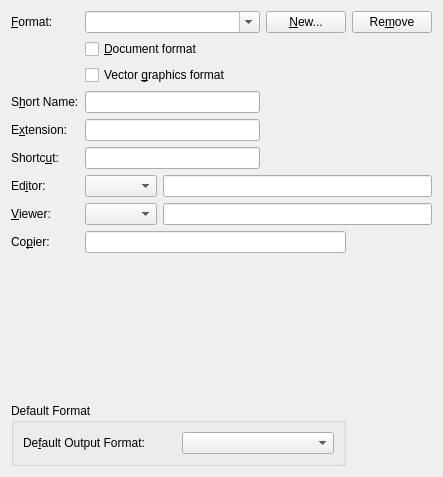
Old version of the form src/frontends/qt4/ui/PrefFileformatsUi.ui in the repository cburschka/lyx.
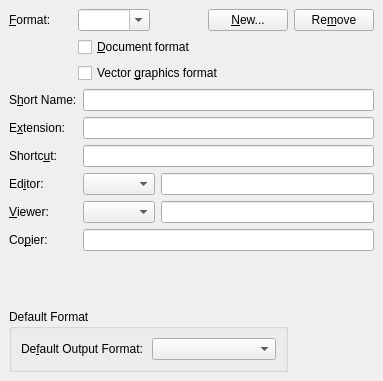
New version of the form.

The edit to the form file:
```diff
--- a/src/frontends/qt4/ui/PrefFileformatsUi.ui
+++ b/src/frontends/qt4/ui/PrefFileformatsUi.ui
@@ -1,172 +1,26 @@
 <?xml version="1.0" encoding="UTF-8"?>
 <ui version="4.0">
  <class>PrefFileformatsUi</class>
- <widget class="QWidget" name="PrefFileformatsUi">
-  <property name="geometry">
+ <widget class="QWidget" name="PrefFileformatsUi" >
+  <property name="geometry" >
    <rect>
     <x>0</x>
     <y>0</y>
-    <width>443</width>
-    <height>477</height>
+    <width>383</width>
+    <height>381</height>
    </rect>
   </property>
   <property name="windowTitle">
    <string/>
   </property>
-  <layout class="QGridLayout" name="gridLayout">
-   <item row="0" column="0">
-    <widget class="QLabel" name="formatsLA">
-     <property name="text">
-      <string>&amp;Format:</string>
-     </property>
-     <property name="buddy">
-      <cstring>formatsCB</cstring>
-     </property>
-    </widget>
-   </item>
-   <item row="0" column="1">
-    <widget class="QComboBox" name="formatsCB">
-     <property name="sizePolicy">
-      <sizepolicy hsizetype="Expanding" vsizetype="Fixed">
-       <horstretch>0</horstretch>
-       <verstretch>0</verstretch>
-      </sizepolicy>
-     </property>
-     <property name="editable">
-      <bool>true</bool>
-     </property>
-     <property name="maxVisibleItems">
-      <number>20</number>
-     </property>
-     <property name="insertPolicy">
-      <enum>QComboBox::InsertAtCurrent</enum>
-     </property>
-     <property name="minimumContentsLength">
-      <number>1</number>
-     </property>
-    </widget>
-   </item>
-   <item row="0" column="2">
-    <widget class="QPushButton" name="formatNewPB">
-     <property name="text">
-      <string>&amp;New...</string>
-     </property>
-    </widget>
-   </item>
-   <item row="0" column="3">
-    <widget class="QPushButton" name="formatRemovePB">
-     <property name="text">
-      <string>Re&amp;move</string>
-     </property>
-    </widget>
-   </item>
-   <item row="1" column="1" colspan="2">
-    <widget class="QCheckBox" name="documentCB">
-     <property name="text">
-      <string>&amp;Document format</string>
-     </property>
-    </widget>
-   </item>
-   <item row="2" column="1" colspan="2">
-    <widget class="QCheckBox" name="vectorCB">
-     <property name="text">
-      <string>Vector &amp;graphics format</string>
-     </property>
-    </widget>
-   </item>
-   <item row="3" column="0">
-    <widget class="QLabel" name="formatLA">
-     <property name="text">
-      <string>S&amp;hort Name:</string>
-     </property>
-     <property name="buddy">
-      <cstring>formatED</cstring>
-     </property>
-    </widget>
-   </item>
-   <item row="3" column="1">
-    <widget class="QLineEdit" name="formatED"/>
-   </item>
-   <item row="4" column="0">
-    <widget class="QLabel" name="extensionLA">
-     <property name="text">
-      <string>E&amp;xtension:</string>
-     </property>
-     <property name="buddy">
-      <cstring>extensionED</cstring>
-     </property>
-    </widget>
-   </item>
-   <item row="4" column="1">
-    <widget class="QLineEdit" name="extensionED"/>
-   </item>
-   <item row="5" column="0">
-    <widget class="QLabel" name="shortcutLA">
-     <property name="text">
-      <string>Shortc&amp;ut:</string>
-     </property>
-     <property name="buddy">
-      <cstring>shortcutED</cstring>
-     </property>
-    </widget>
-   </item>
-   <item row="5" column="1">
-    <widget class="QLineEdit" name="shortcutED"/>
-   </item>
-   <item row="6" column="0">
-    <widget class="QLabel" name="editorLA">
-     <property name="text">
-      <string>Ed&amp;itor:</string>
-     </property>
-     <property name="buddy">
-      <cstring>editorCO</cstring>
-     </property>
-    </widget>
-   </item>
-   <item row="6" column="1" colspan="3">
-    <layout class="QHBoxLayout" name="horizontalLayout_2">
-     <item>
-      <widget class="QComboBox" name="editorCO"/>
-     </item>
-     <item>
-      <widget class="QLineEdit" name="editorED"/>
-     </item>
-    </layout>
-   </item>
-   <item row="7" column="0">
-    <widget class="QLabel" name="viewerLA">
-     <property name="text">
-      <string>&amp;Viewer:</string>
-     </property>
-     <property name="buddy">
-      <cstring>viewerCO</cstring>
-     </property>
-    </widget>
-   </item>
-   <item row="7" column="1" colspan="3">
-    <layout class="QHBoxLayout" name="horizontalLayout">
-     <item>
-      <widget class="QComboBox" name="viewerCO"/>
-     </item>
-     <item>
-      <widget class="QLineEdit" name="viewerED"/>
-     </item>
-    </layout>
-   </item>
-   <item row="8" column="0">
-    <widget class="QLabel" name="label">
-     <property name="text">
-      <string>Co&amp;pier:</string>
-     </property>
-     <property name="buddy">
-      <cstring>copierED</cstring>
-     </property>
-    </widget>
-   </item>
-   <item row="8" column="1" colspan="2">
-    <widget class="QLineEdit" name="copierED"/>
-   </item>
-   <item row="9" column="1">
+  <layout class="QGridLayout" >
+   <property name="margin" >
+    <number>9</number>
+   </property>
+   <property name="spacing" >
+    <number>6</number>
+   </property>
+   <item row="4" column="1" >
     <spacer>
      <property name="orientation">
       <enum>Qt::Vertical</enum>
@@ -179,9 +33,123 @@
      </property>
     </spacer>
    </item>
-   <item row="10" column="0" colspan="3">
-    <widget class="QGroupBox" name="defaultFormatGB">
-     <property name="toolTip">
+   <item row="3" column="0" colspan="4" >
+    <layout class="QGridLayout" >
+     <property name="margin" >
+      <number>0</number>
+     </property>
+     <property name="spacing" >
+      <number>6</number>
+     </property>
+     <item row="1" column="1" >
+      <widget class="QLineEdit" name="extensionED" />
+     </item>
+     <item row="3" column="0" >
+      <widget class="QLabel" name="editorLA" >
+       <property name="text" >
+        <string>Ed&amp;itor:</string>
+       </property>
+       <property name="buddy" >
+        <cstring>editorCO</cstring>
+       </property>
+      </widget>
+     </item>
+     <item row="5" column="0" >
+      <widget class="QLabel" name="label" >
+       <property name="text" >
+        <string>Co&amp;pier:</string>
+       </property>
+       <property name="buddy" >
+        <cstring>copierED</cstring>
+       </property>
+      </widget>
+     </item>
+     <item row="2" column="0" >
+      <widget class="QLabel" name="shortcutLA" >
+       <property name="text" >
+        <string>Shortc&amp;ut:</string>
+       </property>
+       <property name="buddy" >
+        <cstring>shortcutED</cstring>
+       </property>
+      </widget>
+     </item>
+     <item row="0" column="0" >
+      <widget class="QLabel" name="formatLA" >
+       <property name="text" >
+        <string>S&amp;hort Name:</string>
+       </property>
+       <property name="buddy" >
+        <cstring>formatED</cstring>
+       </property>
+      </widget>
+     </item>
+     <item row="2" column="1" >
+      <widget class="QLineEdit" name="shortcutED" />
+     </item>
+     <item row="5" column="1" >
+      <widget class="QLineEdit" name="copierED" />
+     </item>
+     <item row="4" column="0" >
+      <widget class="QLabel" name="viewerLA" >
+       <property name="text" >
+        <string>&amp;Viewer:</string>
+       </property>
+       <property name="buddy" >
+        <cstring>viewerCO</cstring>
+       </property>
+      </widget>
+     </item>
+     <item row="1" column="0" >
+      <widget class="QLabel" name="extensionLA" >
+       <property name="text" >
+        <string>E&amp;xtension:</string>
+       </property>
+       <property name="buddy" >
+        <cstring>extensionED</cstring>
+       </property>
+      </widget>
+     </item>
+     <item row="4" column="1" >
+      <layout class="QHBoxLayout" >
+       <property name="margin" >
+        <number>0</number>
+       </property>
+       <property name="spacing" >
+        <number>6</number>
+       </property>
+       <item>
+        <widget class="QComboBox" name="viewerCO" />
+       </item>
+       <item>
+        <widget class="QLineEdit" name="viewerED" />
+       </item>
+      </layout>
+     </item>
+     <item row="0" column="1" >
+      <widget class="QLineEdit" name="formatED" />
+     </item>
+     <item row="3" column="1" >
+      <layout class="QHBoxLayout" >
+       <property name="margin" >
+        <number>0</number>
+       </property>
+       <property name="spacing" >
+        <number>6</number>
+       </property>
+       <item>
+        <widget class="QComboBox" name="editorCO" />
+       </item>
+       <item>
+        <widget class="QLineEdit" name="editorED" />
+       </item>
+      </layout>
+     </item>
+    </layout>
+   </item>
+   <item row="5" column="0" colspan="3" >
+    <widget class="QGroupBox" name="defaultFormatGB" >
+     <property name="toolTip" >
       <string>Specify the default output format when using (PDF)LaTeX</string>
      </property>
      <property name="title">
@@ -190,16 +158,16 @@
      <property name="flat">
       <bool>true</bool>
      </property>
-     <layout class="QGridLayout">
-      <property name="margin">
+     <layout class="QGridLayout" >
+      <property name="margin" >
        <number>9</number>
       </property>
-      <property name="spacing">
+      <property name="spacing" >
        <number>6</number>
       </property>
-      <item row="0" column="0">
-       <widget class="QLabel" name="defaultFormatLA">
-        <property name="text">
+      <item row="0" column="0" >
+       <widget class="QLabel" name="defaultFormatLA" >
+        <property name="text" >
          <string>De&amp;fault Output Format:</string>
         </property>
         <property name="buddy">
@@ -207,12 +175,74 @@
         </property>
        </widget>
       </item>
-      <item row="0" column="1">
-       <widget class="QComboBox" name="defaultFormatCB"/>
+      <item row="0" column="1" >
+       <widget class="QComboBox" name="defaultFormatCB" />
       </item>
      </layout>
     </widget>
    </item>
+   <item row="2" column="1" colspan="2" >
+    <widget class="QCheckBox" name="vectorCB" >
+     <property name="text" >
+      <string>Vector &amp;graphics format</string>
+     </property>
+    </widget>
+   </item>
+   <item row="1" column="1" colspan="2" >
+    <widget class="QCheckBox" name="documentCB" >
+     <property name="text" >
+      <string>&amp;Document format</string>
+     </property>
+    </widget>
+   </item>
+   <item row="0" column="3" >
+    <widget class="QPushButton" name="formatRemovePB" >
+     <property name="text" >
+      <string>Re&amp;move</string>
+     </property>
+    </widget>
+   </item>
+   <item row="0" column="2" >
+    <widget class="QPushButton" name="formatNewPB" >
+     <property name="text" >
+      <string>&amp;New...</string>
+     </property>
+    </widget>
+   </item>
+   <item row="0" column="1" >
+    <widget class="QComboBox" name="formatsCB" >
+     <property name="sizePolicy" >
+      <sizepolicy>
+       <hsizetype>0</hsizetype>
+       <vsizetype>0</vsizetype>
+       <horstretch>0</horstretch>
+       <verstretch>0</verstretch>
+      </sizepolicy>
+     </property>
+     <property name="editable" >
+      <bool>true</bool>
+     </property>
+     <property name="maxVisibleItems" >
+      <number>20</number>
+     </property>
+     <property name="insertPolicy" >
+      <enum>QComboBox::InsertAtCurrent</enum>
+     </property>
+     <property name="minimumContentsLength" >
+      <number>1</number>
+     </property>
+    </widget>
+   </item>
+   <item row="0" column="0" >
+    <widget class="QLabel" name="formatsLA" >
+     <property name="text" >
+      <string>&amp;Format:</string>
+     </property>
+     <property name="buddy" >
+      <cstring>formatsCB</cstring>
+     </property>
+    </widget>
+   </item>
   </layout>
  </widget>
  <tabstops>
```
Left out of the diff: 17 changed lines with no effect on the pictures.
